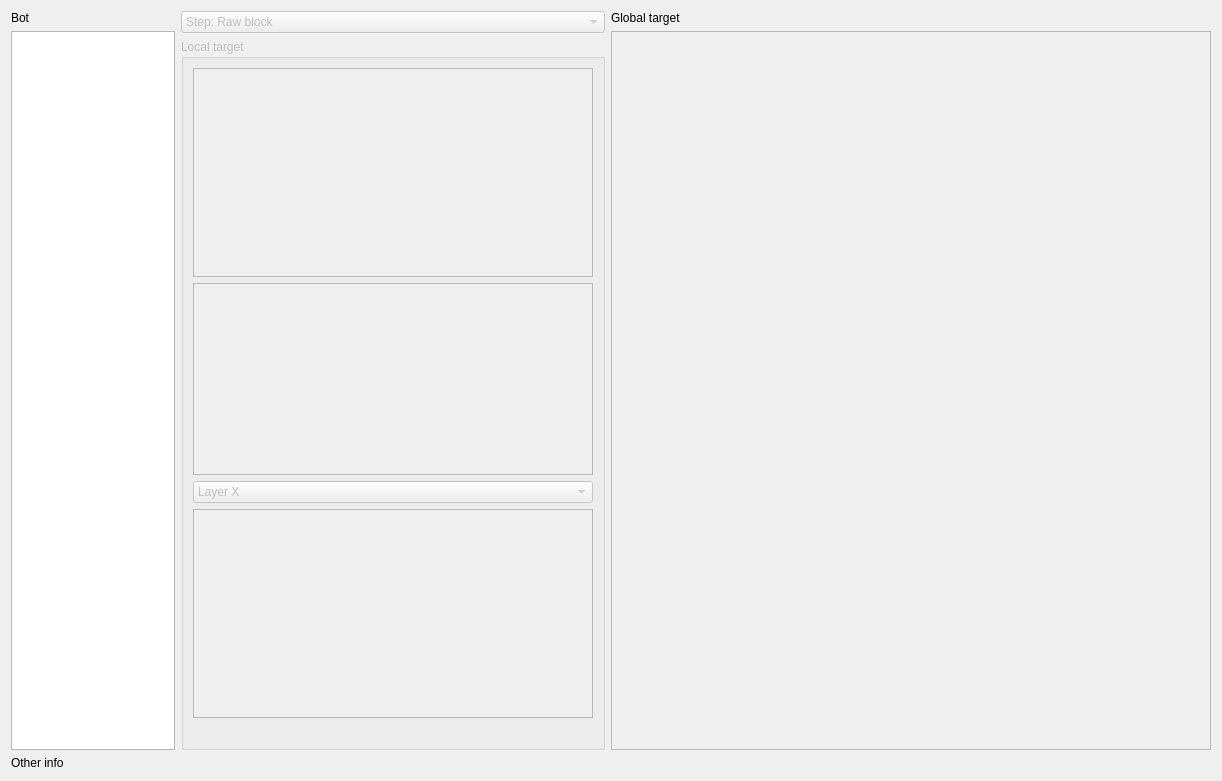
This is tools/bot-actions/BotTargetList.ui in alphaonex86/CatchChallenger as Qt 5 draws it before an edit. The edited form follows.
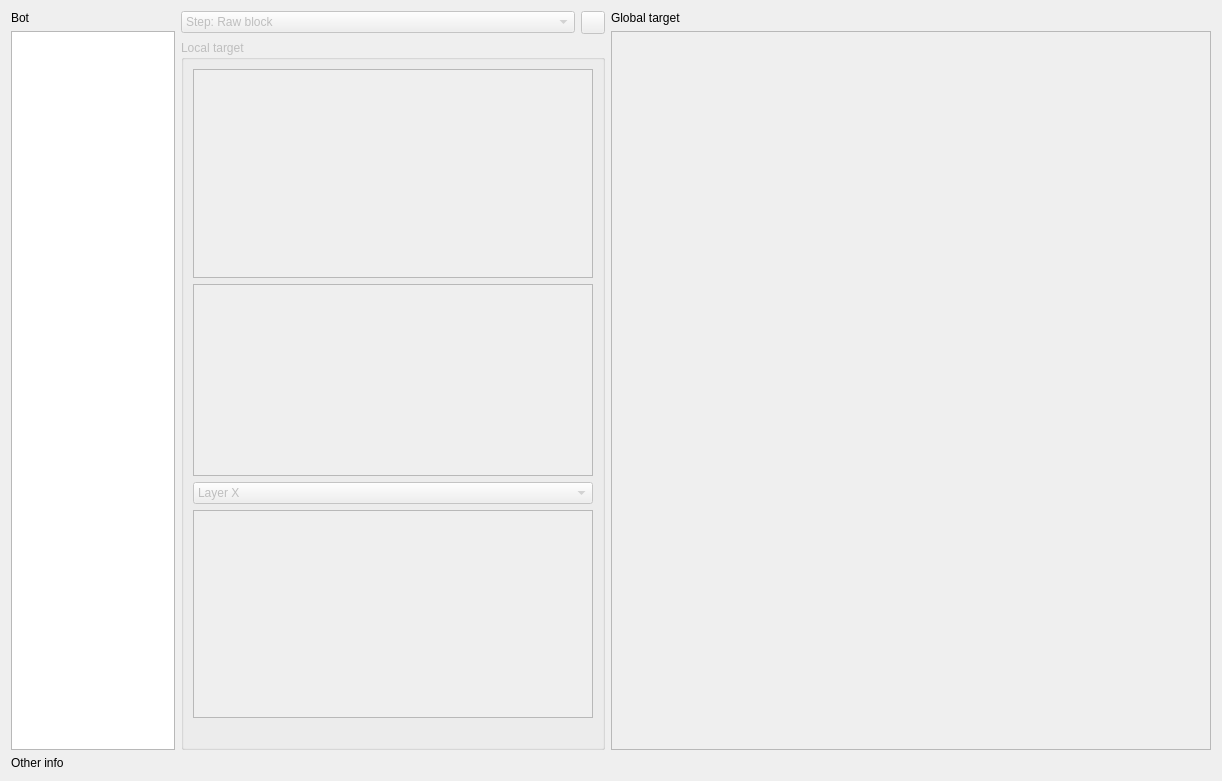
This is the edited form. Icons and pictures are not drawn.

Commit message: [Fix] More fix, better map bot structure (server,tools)

The edit to the form file:
```diff
--- a/tools/bot-actions/BotTargetList.ui
+++ b/tools/bot-actions/BotTargetList.ui
@@ -15,7 +15,7 @@
   </property>
   <layout class="QVBoxLayout" name="verticalLayout_4">
    <item>
-    <layout class="QHBoxLayout" name="horizontalLayout">
+    <layout class="QHBoxLayout" name="horizontalLayout_2">
      <item>
       <layout class="QVBoxLayout" name="verticalLayout">
        <item>
@@ -51,9 +51,8 @@
      </item>
      <item>
       <layout class="QVBoxLayout" name="verticalLayout_2">
-       <property name="sizeConstraint">
-        <enum>QLayout::SetMaximumSize</enum>
-       </property>
+       <item>
+        <layout class="QHBoxLayout" name="horizontalLayout">
        <item>
         <widget class="QComboBox" name="comboBoxStep">
          <property name="enabled">
@@ -77,6 +76,19 @@
         </widget>
        </item>
        <item>
+          <widget class="QToolButton" name="browseMap">
+           <property name="enabled">
+            <bool>false</bool>
+           </property>
+           <property name="icon">
+            <iconset resource="localr.qrc">
+             <normaloff>:/6.png</normaloff>:/6.png</iconset>
+           </property>
+          </widget>
+         </item>
+        </layout>
+       </item>
+       <item>
         <widget class="QGroupBox" name="label_local_target">
          <property name="enabled">
           <bool>false</bool>
```
Left out of the diff: 4 changed lines with no effect on the pictures. Lines whose indentation alone changed are shown as unchanged. The commit also changes 10 other files.
